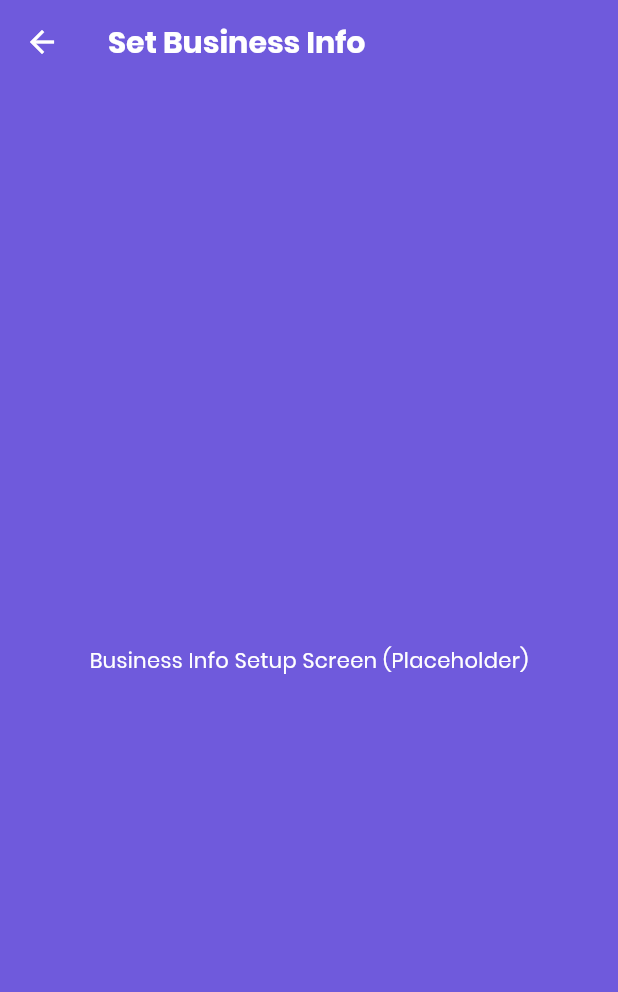
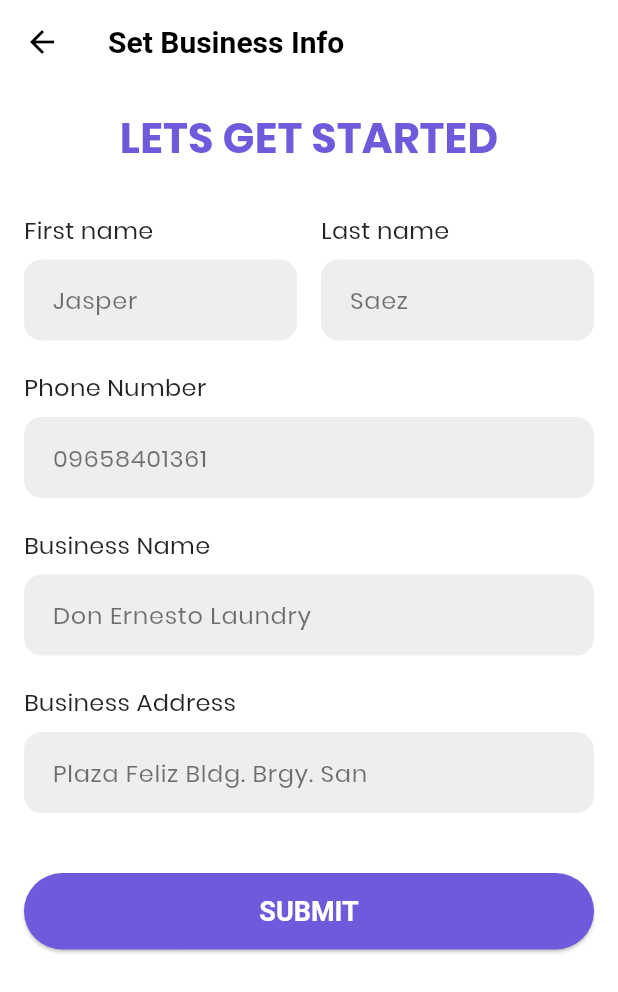
Before and after one commit to Theodore-Ross-18/Laundry-Scout, a Flutter app: the SetBusinessInfoScreen screen opened directly, on a phone screen of 412 x 824 dp. Shown: the top 992 px of the screen. Run offline on Flutter 3.47's test engine with Material 3 defaults, Android fonts, the phone set to English and light mode, and no system bars; our stand-ins replace flutter_dotenv, supabase_flutter; accounts and stored records are empty.

Commit message:
Business Part ST 1

```diff
--- a/laundry_scout/lib/screens/users/set_businessinfo.dart
+++ b/laundry_scout/lib/screens/users/set_businessinfo.dart
@@ -6,12 +6,108 @@ class SetBusinessInfoScreen extends StatelessWidget {
   @override
   Widget build(BuildContext context) {
     return Scaffold(
+      backgroundColor: Colors.white, // Explicitly set screen background to white
       appBar: AppBar(
         title: const Text('Set Business Info'),
+        backgroundColor: Colors.white,
+        elevation: 0,
+        iconTheme: const IconThemeData(color: Colors.black),
+        titleTextStyle: const TextStyle(color: Colors.black, fontSize: 20, fontWeight: FontWeight.bold),
       ),
-      body: const Center(
-        child: Text('Business Info Setup Screen (Placeholder)'),
+      body: Padding(
+        padding: const EdgeInsets.all(16.0),
+        child: SingleChildScrollView(
+          child: Column(
+            crossAxisAlignment: CrossAxisAlignment.start,
+            children: <Widget>[
+              const Center(
+                child: Text(
+                  'LETS GET STARTED',
+                  style: TextStyle(
+                    fontSize: 28,
+                    fontWeight: FontWeight.bold,
+                    color: Color(0xFF6F5ADC), // Adjusted to user's specified color
+                  ),
+                ),
+              ),
+              const SizedBox(height: 30),
+              Row(
+                children: <Widget>[
+                  Expanded(
+                    child: _buildTextField(label: 'First name', initialValue: 'Jasper'),
+                  ),
+                  const SizedBox(width: 16),
+                  Expanded(
+                    child: _buildTextField(label: 'Last name', initialValue: 'Saez'),
+                  ),
+                ],
+              ),
+              const SizedBox(height: 20),
+              _buildTextField(label: 'Phone Number', initialValue: '09658401361', keyboardType: TextInputType.phone),
+              const SizedBox(height: 20),
+              _buildTextField(label: 'Business Name', initialValue: 'Don Ernesto Laundry'),
+              const SizedBox(height: 20),
+              _buildTextField(label: 'Business Address', initialValue: 'Plaza Feliz Bldg. Brgy. San'),
+              const SizedBox(height: 40),
+              Center(
+                child: ElevatedButton(
+                  onPressed: () {
+                    // Handle form submission
+                  },
+                  style: ElevatedButton.styleFrom(
+                    backgroundColor: const Color(0xFF6F5ADC), // Adjusted to user's specified color
+                    padding: const EdgeInsets.symmetric(horizontal: 50, vertical: 15),
+                    textStyle: const TextStyle(fontSize: 18, fontWeight: FontWeight.bold),
+                    shape: RoundedRectangleBorder(
+                      borderRadius: BorderRadius.circular(30.0),
+                    ),
+                  ),
+                  child: const Text('SUBMIT', style: TextStyle(color: Colors.white)),
+                ),
+              ),
+            ],
+          ),
+        ),
       ),
     );
   }
+
+  Widget _buildTextField({required String label, String? initialValue, TextInputType? keyboardType}) {
+    return Column(
+      crossAxisAlignment: CrossAxisAlignment.start,
+      children: <Widget>[
+        Text(
+          label,
+          style: const TextStyle(
+            fontSize: 16,
+            fontWeight: FontWeight.w500,
+            color: Colors.black87,
+          ),
+        ),
+        const SizedBox(height: 8),
+        TextFormField(
+          initialValue: initialValue,
+          keyboardType: keyboardType,
+          decoration: InputDecoration(
+            filled: true,
+            fillColor: Colors.grey[200],
+            contentPadding: const EdgeInsets.symmetric(vertical: 15.0, horizontal: 15.0),
+            border: OutlineInputBorder(
+              borderRadius: BorderRadius.circular(12.0),
+              borderSide: BorderSide.none,
+            ),
+            enabledBorder: OutlineInputBorder(
+              borderRadius: BorderRadius.circular(12.0),
+              borderSide: BorderSide.none,
+            ),
+            focusedBorder: OutlineInputBorder(
+              borderRadius: BorderRadius.circular(12.0),
+              borderSide: const BorderSide(color: Color(0xFF6F5ADC), width: 2.0), // Adjusted to user's specified color
+            ),
+          ),
+          style: const TextStyle(fontSize: 16, color: Colors.black54),
+        ),
+      ],
+    );
+  }
 }
```
